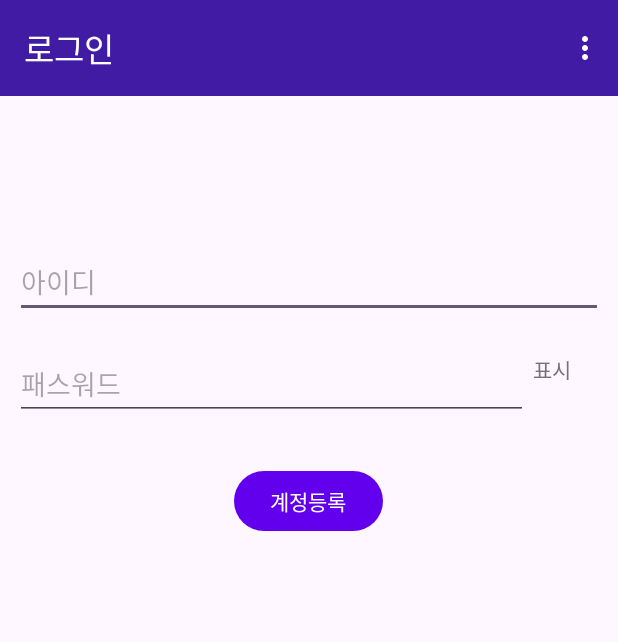
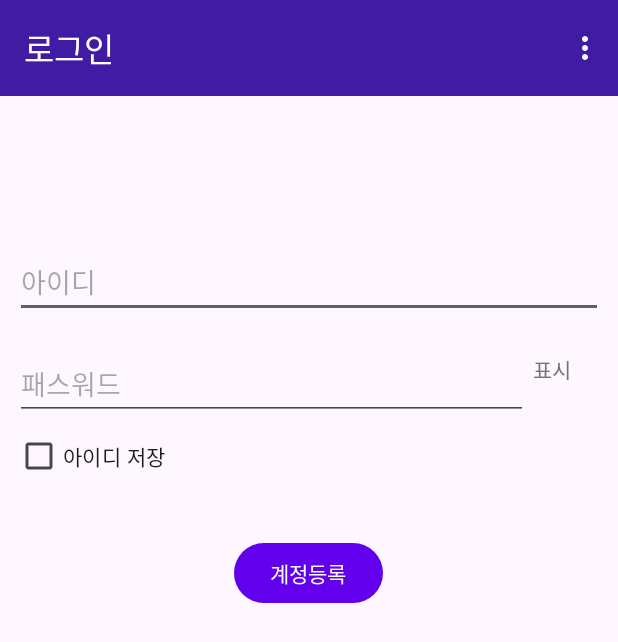
Before and after one commit to gitforgoo/android, an Android app: the screen it shows after launch (LoginActivity), on a phone screen of 412 x 824 dp. Shown: the top 642 px of the screen. Run offline under Robolectric (Android 15) with nearby library versions, the phone set to English and light mode, and no system bars.

Commit message:
ID 저장 기능 추가

```diff
--- a/MyPWD/app/src/main/java/com/goodtechsystem/mypwd/activity/LoginActivity.java
+++ b/MyPWD/app/src/main/java/com/goodtechsystem/mypwd/activity/LoginActivity.java
@@ -2,11 +2,13 @@ package com.goodtechsystem.mypwd.activity;
 
 import android.annotation.SuppressLint;
 import android.content.Intent;
+import android.content.SharedPreferences;
 import android.os.Bundle;
 import android.text.InputType;
 import android.view.MotionEvent;
 import android.view.View;
 import android.widget.Button;
+import android.widget.CheckBox;
 import android.widget.EditText;
 import android.widget.Toast;
 
@@ -23,6 +25,8 @@ public class LoginActivity extends ActivityBase {
 
     private EditText tbxId;
     private EditText tbxPassword;
+    private CheckBox cbSaveId;
+    private SharedPreferences sharedPreferences;
 
     @SuppressLint("ClickableViewAccessibility")
     @Override
@@ -33,6 +37,12 @@ public class LoginActivity extends ActivityBase {
 
         //Toolbar 표시
         setupToolbar(R.id.toolbar);
+
+        tbxId = findViewById(R.id.tbxId);
+        tbxPassword = findViewById(R.id.tbxPassword);
+        Button btnLogin = findViewById(R.id.btnLogin);
+        Button btnRegister = findViewById(R.id.btnRegister);
+        cbSaveId = findViewById(R.id.cb_save_id);
 
         // 뒤로가기 버튼 처리
         OnBackPressedCallback callback = new OnBackPressedCallback(true) {
@@ -51,10 +61,14 @@ public class LoginActivity extends ActivityBase {
         // 뒤로가기 버튼 처리를 활성화
         getOnBackPressedDispatcher().addCallback(this, callback);
 
-        tbxId = findViewById(R.id.tbxId);
-        tbxPassword = findViewById(R.id.tbxPassword);
-        Button btnLogin = findViewById(R.id.btnLogin);
-        Button btnRegister = findViewById(R.id.btnRegister);
+        // SharedPreferences 초기화
+        sharedPreferences = getSharedPreferences("LoginPrefs", MODE_PRIVATE);
+        // 저장된 ID 불러오기
+        String savedId = sharedPreferences.getString("user_id", "");
+        if (!savedId.isEmpty()) {
+            tbxId.setText(savedId);
+            cbSaveId.setChecked(true);
+        }
 
         UserBO bo = new UserBO(this);
         long count = bo.selectCountUser();
@@ -100,6 +114,15 @@ public class LoginActivity extends ActivityBase {
                 MyPWDApplication app = (MyPWDApplication)getApplication();
                 app.setUserId(id);
 
+                // 아이디 저장 여부 체크
+                SharedPreferences.Editor editor = sharedPreferences.edit();
+                if (cbSaveId.isChecked()) {
+                    editor.putString("user_id", id);
+                } else {
+                    editor.remove("user_id");
+                }
+                editor.apply();
+
                 Toast.makeText(this.getApplicationContext(), getString(R.string.login_success), Toast.LENGTH_SHORT).show();
                 changeActivity(PwdListActivity.class);
             } else {
--- a/MyPWD/app/src/main/res/layout/activity_login.xml
+++ b/MyPWD/app/src/main/res/layout/activity_login.xml
@@ -51,11 +51,18 @@
             android:layout_alignParentEnd="true"
             android:layout_centerVertical="true"
             android:background="@android:color/transparent"
-            android:padding="10dp"
+            android:layout_marginLeft="10dp"
             android:text="@string/show"
             android:textColor="#757474"
             />
     </RelativeLayout>
+
+    <CheckBox
+        android:id="@+id/cb_save_id"
+        android:layout_width="wrap_content"
+        android:layout_height="wrap_content"
+        android:layout_marginLeft="10dp"
+        android:text="@string/saveID"/>
 
     <LinearLayout
         android:layout_width="match_parent"
--- a/MyPWD/app/src/main/res/values/strings.xml
+++ b/MyPWD/app/src/main/res/values/strings.xml
@@ -38,4 +38,5 @@
     <string name="backup_success">백업 성공</string>
     <string name="restore_success">복원 성공</string>
     <string name="search">검색</string>
+    <string name="saveID">아이디 저장</string>
 </resources>
```
Also changed, not shown: MyPWD/app/src/main/java/com/goodtechsystem/mypwd/activity/RegisterActivity.java (+2 -5 lines), 3 other files.
